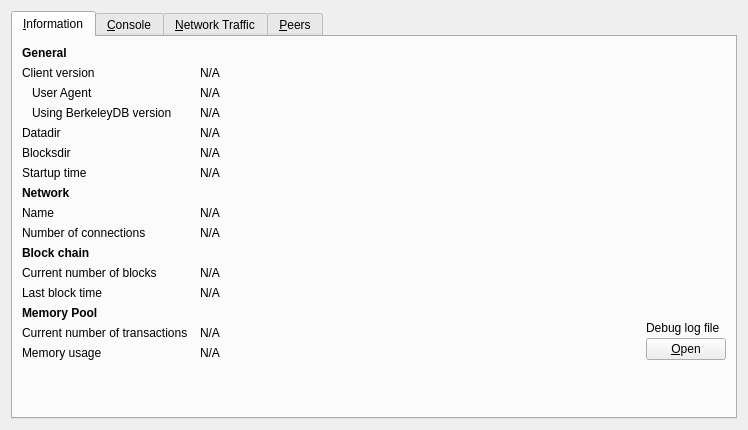
Before: the Qt Designer form src/qt/forms/debugwindow.ui in THETCR/core, drawn with Qt 5.
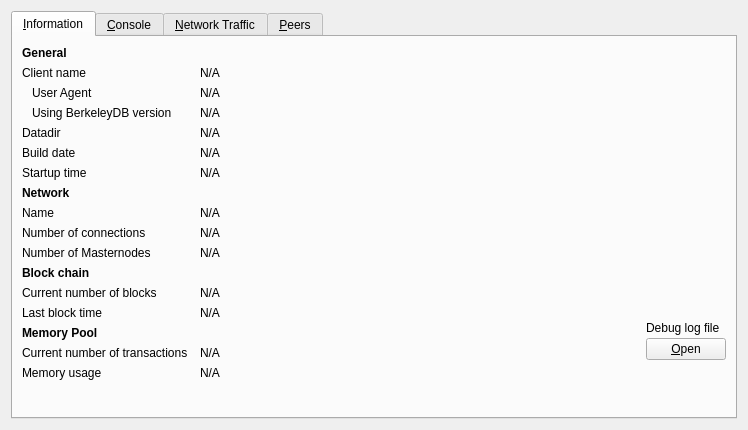
After: the same form once the commit is applied. Icons and pictures are not drawn. Custom widgets are drawn as their Qt base class.

Commit message: [QT] Backport qt

```diff
--- a/src/qt/forms/debugwindow.ui
+++ b/src/qt/forms/debugwindow.ui
@@ -43,12 +43,12 @@
        <item row="1" column="0">
         <widget class="QLabel" name="label_6">
          <property name="text">
-          <string>Client version</string>
+          <string>Client name</string>
          </property>
         </widget>
        </item>
-       <item row="1" column="1" colspan="2">
-        <widget class="QLabel" name="clientVersion">
+       <item row="1" column="1">
+        <widget class="QLabel" name="clientName">
          <property name="cursor">
           <cursorShape>IBeamCursor</cursorShape>
          </property>
@@ -147,12 +147,12 @@
        <item row="5" column="0">
         <widget class="QLabel" name="label_11">
          <property name="text">
-          <string>Blocksdir</string>
+          <string>Build date</string>
          </property>
         </widget>
        </item>
-       <item row="5" column="1" colspan="2">
-        <widget class="QLabel" name="blocksDir">
+       <item row="5" column="1">
+        <widget class="QLabel" name="buildDate">
          <property name="cursor">
           <cursorShape>IBeamCursor</cursorShape>
          </property>
@@ -165,9 +165,6 @@
          <property name="textFormat">
           <enum>Qt::PlainText</enum>
          </property>
-         <property name="wordWrap">
-          <bool>true</bool>
-         </property>
          <property name="textInteractionFlags">
           <set>Qt::LinksAccessibleByMouse|Qt::TextSelectableByKeyboard|Qt::TextSelectableByMouse</set>
          </property>
@@ -256,26 +253,49 @@
         </widget>
        </item>
        <item row="10" column="0">
-        <widget class="QLabel" name="label_10">
-         <property name="font">
-          <font>
-           <weight>75</weight>
-           <bold>true</bold>
-          </font>
+        <widget class="QLabel" name="masternodeCountLabel">
+         <property name="text">
+          <string>Number of Masternodes</string>
          </property>
+        </widget>
+       </item>
+       <item row="10" column="1">
+        <widget class="QLabel" name="masternodeCount">
+         <property name="cursor">
+          <cursorShape>IBeamCursor</cursorShape>
+         </property>
          <property name="text">
-          <string>Block chain</string>
+          <string>N/A</string>
+         </property>
+         <property name="textFormat">
+          <enum>Qt::PlainText</enum>
+         </property>
+         <property name="textInteractionFlags">
+          <set>Qt::LinksAccessibleByMouse|Qt::TextSelectableByKeyboard|Qt::TextSelectableByMouse</set>
          </property>
         </widget>
        </item>
        <item row="11" column="0">
-        <widget class="QLabel" name="label_3">
+        <widget class="QLabel" name="blockchainHeader">
+         <property name="font">
+          <font>
+           <weight>75</weight>
+           <bold>true</bold>
+          </font>
+         </property>
+         <property name="text">
+          <string>Block chain</string>
+         </property>
+        </widget>
+       </item>
+       <item row="12" column="0">
+        <widget class="QLabel" name="numberOfBlocksLabel">
          <property name="text">
           <string>Current number of blocks</string>
          </property>
         </widget>
        </item>
-       <item row="11" column="1" colspan="2">
+       <item row="12" column="1">
         <widget class="QLabel" name="numberOfBlocks">
          <property name="cursor">
           <cursorShape>IBeamCursor</cursorShape>
@@ -291,14 +311,14 @@
          </property>
         </widget>
        </item>
-       <item row="12" column="0">
+       <item row="13" column="0">
         <widget class="QLabel" name="labelLastBlockTime">
          <property name="text">
           <string>Last block time</string>
          </property>
         </widget>
        </item>
-       <item row="12" column="1" colspan="2">
+       <item row="13" column="1" colspan="2">
         <widget class="QLabel" name="lastBlockTime">
          <property name="cursor">
           <cursorShape>IBeamCursor</cursorShape>
@@ -314,7 +334,7 @@
          </property>
         </widget>
        </item>
-       <item row="13" column="0">
+       <item row="14" column="0">
         <widget class="QLabel" name="labelMempoolTitle">
          <property name="font">
           <font>
@@ -327,14 +347,14 @@
          </property>
         </widget>
        </item>
-       <item row="14" column="0">
+       <item row="15" column="0">
         <widget class="QLabel" name="labelNumberOfTransactions">
          <property name="text">
           <string>Current number of transactions</string>
          </property>
         </widget>
        </item>
-       <item row="14" column="1">
+       <item row="15" column="1">
         <widget class="QLabel" name="mempoolNumberTxs">
          <property name="cursor">
           <cursorShape>IBeamCursor</cursorShape>
@@ -350,14 +370,14 @@
          </property>
         </widget>
        </item>
-       <item row="15" column="0">
+       <item row="16" column="0">
         <widget class="QLabel" name="labelMemoryUsage">
          <property name="text">
           <string>Memory usage</string>
          </property>
         </widget>
        </item>
-       <item row="15" column="1">
+       <item row="16" column="1">
         <widget class="QLabel" name="mempoolSize">
          <property name="cursor">
           <cursorShape>IBeamCursor</cursorShape>
@@ -413,7 +433,7 @@
          </item>
         </layout>
        </item>
-       <item row="16" column="0">
+       <item row="17" column="0">
         <spacer name="verticalSpacer">
          <property name="orientation">
           <enum>Qt::Vertical</enum>
```
Left out of the diff: 7 changed lines with no effect on the pictures.
